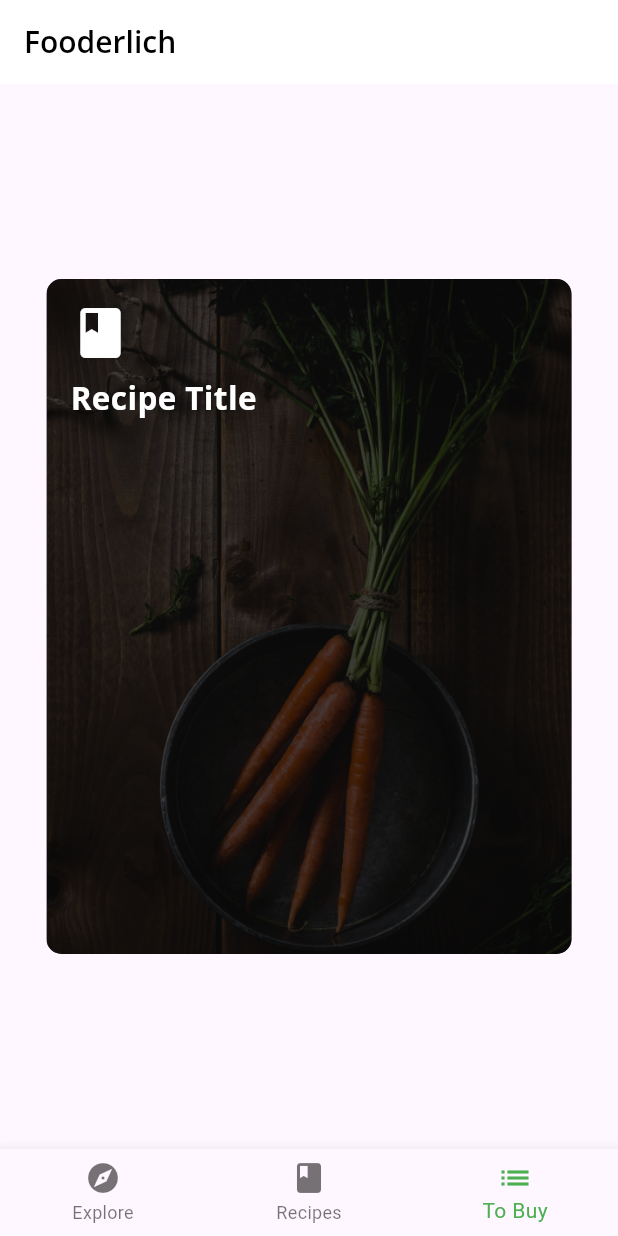
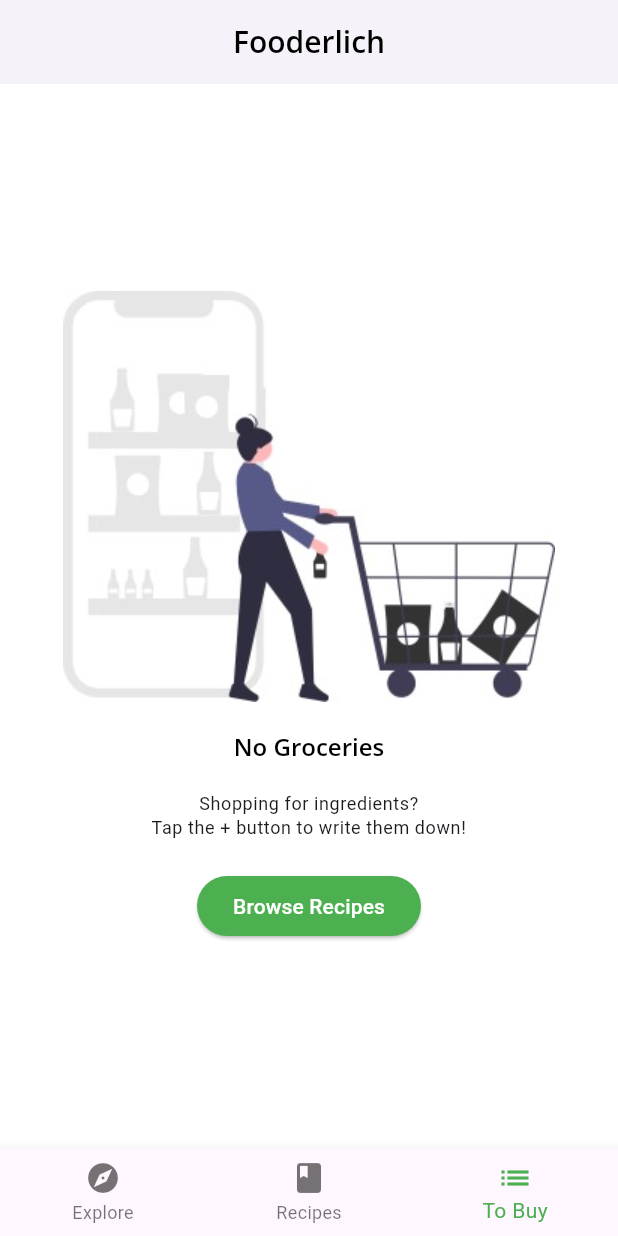
Before and after one commit to Hmmza-tariq/Fooderlich, a Flutter app: the screen it shows after launch, item 3 of the bottom bar chosen, on a phone screen of 412 x 824 dp. Run offline on Flutter 3.47's test engine with Material 3 defaults, Android fonts, the phone set to English and light mode, and no system bars; our stand-ins replace google_fonts.

Commit message:
3 March Lab

```diff
--- a/lib/components/components.dart
+++ b/lib/components/components.dart
@@ -8,3 +8,4 @@ export 'friend_post_list_view.dart';
 export 'friend_post_tile.dart';
 export 'recipe_thumbnail.dart';
 export 'recipe_grid_view.dart';
+export 'empty_grocery_view.dart';
--- /dev/null
+++ b/lib/components/empty_grocery_view.dart
@@ -0,0 +1,52 @@
+import 'package:flutter/material.dart';
+import 'package:provider/provider.dart';
+
+import '../api/mock_fooderlich_service.dart';
+import '../models/tab_manager.dart';
+
+class EmptyGroceryScreen extends StatelessWidget {
+  final exploreService = MockFooderlichService();
+
+  EmptyGroceryScreen({super.key});
+
+  @override
+  Widget build(BuildContext context) {
+    return SizedBox(
+      width: double.infinity,
+      child: Column(
+        crossAxisAlignment: CrossAxisAlignment.center,
+        mainAxisAlignment: MainAxisAlignment.center,
+        children: [
+          Image.asset(
+            'assets/cart_background.dart.jpg',
+          ),
+          const SizedBox(height: 20),
+          Text(
+            'No Groceries',
+            style: Theme.of(context).textTheme.displaySmall,
+            textAlign: TextAlign.center,
+          ),
+          const SizedBox(height: 20),
+          Text(
+            'Shopping for ingredients?\nTap the + button to write them down!',
+            style: Theme.of(context).textTheme.bodySmall,
+            textAlign: TextAlign.center,
+          ),
+          SizedBox(height: 20),
+          ElevatedButton(
+            onPressed: () {
+              // Using listen: false since we're in an event handler
+              // Add the appropriate type for your tab controller
+              Provider.of<TabManager>(context, listen: false).goToTab(1);
+            },
+            style: ElevatedButton.styleFrom(
+              backgroundColor: Colors.green,
+              foregroundColor: Colors.white,
+            ),
+            child: Text('Browse Recipes'),
+          ),
+        ],
+      ),
+    );
+  }
+}
--- a/lib/home.dart
+++ b/lib/home.dart
@@ -1,8 +1,9 @@
 import 'package:flutter/material.dart';
+import 'package:provider/provider.dart';
 
-import 'components/components.dart';
-import 'models/models.dart';
+import 'models/tab_manager.dart';
 import 'screens/explore_screen.dart';
+import 'screens/grocery_screen.dart';
 import 'screens/recipe_screen.dart';
 
 class Home extends StatefulWidget {
@@ -13,46 +14,35 @@ class Home extends StatefulWidget {
 }
 
 class HomeState extends State<Home> {
-  int _selectedIndex = 0;
-
   static List<Widget> pages = <Widget>[
     ExploreScreen(),
     RecipeScreen(),
-
-    // Container(color: Colors.blue),
-    Card3(
-      recipe: ExploreRecipe(
-        id: '3',
-        cardType: RecipeCardType.card3,
-        title: 'Recipe Title',
-        subtitle: 'Smoothie',
-        message: 'Let\'s start by making a smoothie',
-        authorName: 'Sam',
-        role: 'Chef',
-        backgroundImage: 'assets/magazine_pics/mag3.png',
-      ),
-    ),
+    GroceryScreen(),
   ];
 
   void _onItemTapped(int index) {
-    setState(() {
-      _selectedIndex = index;
-    });
+    Provider.of<TabManager>(context, listen: false).goToTab(index);
   }
 
   @override
   Widget build(BuildContext context) {
+    return Consumer<TabManager>(
+      builder: (context, tabManager, child) {
         return Scaffold(
+          backgroundColor: Colors.white,
           appBar: AppBar(
             title: Text(
               'Fooderlich',
               style: Theme.of(context).textTheme.titleLarge,
             ),
+            elevation: 2,
+            centerTitle: true,
           ),
-      body: pages[_selectedIndex],
+          body: pages[tabManager.selectedIndex],
           bottomNavigationBar: BottomNavigationBar(
-        selectedItemColor: Theme.of(context).textSelectionTheme.selectionColor,
-        currentIndex: _selectedIndex,
+            selectedItemColor:
+                Theme.of(context).textSelectionTheme.selectionColor,
+            currentIndex: tabManager.selectedIndex,
             onTap: _onItemTapped,
             items: const <BottomNavigationBarItem>[
               BottomNavigationBarItem(
@@ -70,5 +60,7 @@ class HomeState extends State<Home> {
             ],
           ),
         );
+      },
+    );
   }
 }
--- a/lib/main.dart
+++ b/lib/main.dart
@@ -1,7 +1,9 @@
 import 'package:flutter/material.dart';
+import 'package:provider/provider.dart';
 
 import 'fooderlich_theme.dart';
 import 'home.dart';
+import 'models/tab_manager.dart';
 
 void main() {
   runApp(const Fooderlich());
@@ -15,7 +17,9 @@ class Fooderlich extends StatelessWidget {
     return MaterialApp(
       theme: theme,
       title: 'Fooderlich',
-      home: const Home(),
+      home: MultiProvider(providers: [
+        ChangeNotifierProvider(create: (context) => TabManager()),
+      ], child: const Home()),
     );
   }
 }
--- /dev/null
+++ b/lib/models/tab_manager.dart
@@ -0,0 +1,22 @@
+import 'package:flutter/material.dart';
+
+import '../screens/explore_screen.dart';
+import '../screens/grocery_screen.dart';
+import '../screens/recipe_screen.dart';
+
+class TabManager extends ChangeNotifier {
+  int _selectedIndex = 0;
+
+  List<Widget> pages = <Widget>[
+    ExploreScreen(),
+    RecipeScreen(),
+    GroceryScreen(),
+  ];
+
+  void goToTab(index) {
+    _selectedIndex = index;
+    notifyListeners();
+  }
+
+  int get selectedIndex => _selectedIndex;
+}
--- /dev/null
+++ b/lib/screens/grocery_screen.dart
@@ -0,0 +1,22 @@
+import 'package:flutter/material.dart';
+
+import '../api/mock_fooderlich_service.dart';
+import '../components/components.dart';
+
+class GroceryScreen extends StatelessWidget {
+  final exploreService = MockFooderlichService();
+
+  GroceryScreen({super.key});
+
+  @override
+  Widget build(BuildContext context) {
+    return SizedBox(
+      width: double.infinity,
+      child: Column(
+        crossAxisAlignment: CrossAxisAlignment.center,
+        mainAxisAlignment: MainAxisAlignment.center,
+        children: [EmptyGroceryScreen()],
+      ),
+    );
+  }
+}
--- a/pubspec.yaml
+++ b/pubspec.yaml
@@ -11,6 +11,7 @@ dependencies:
   flutter:
     sdk: flutter
   google_fonts: ^6.2.1
+  provider: ^6.1.2
 
 dev_dependencies:
   flutter_test:
```
Also changed, not shown: lib/models/grocery_item.dart (added, +48 -0 lines), assets/cart_background.dart.jpg (added), pubspec.lock. Lines whose indentation alone changed are shown as unchanged.
